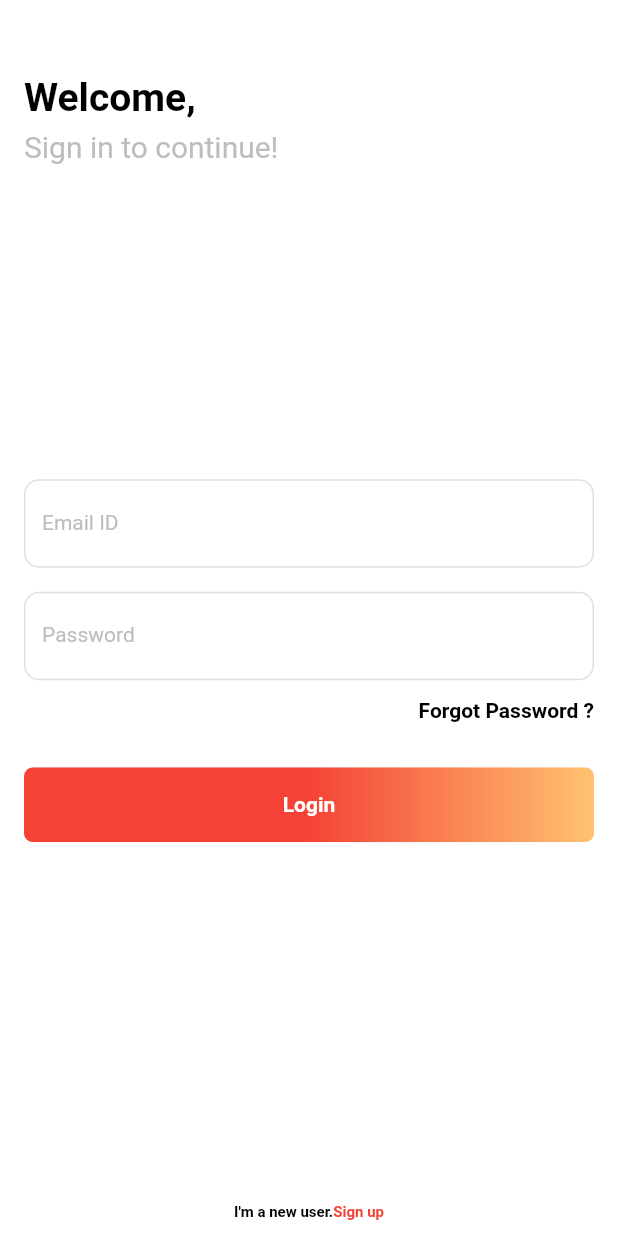
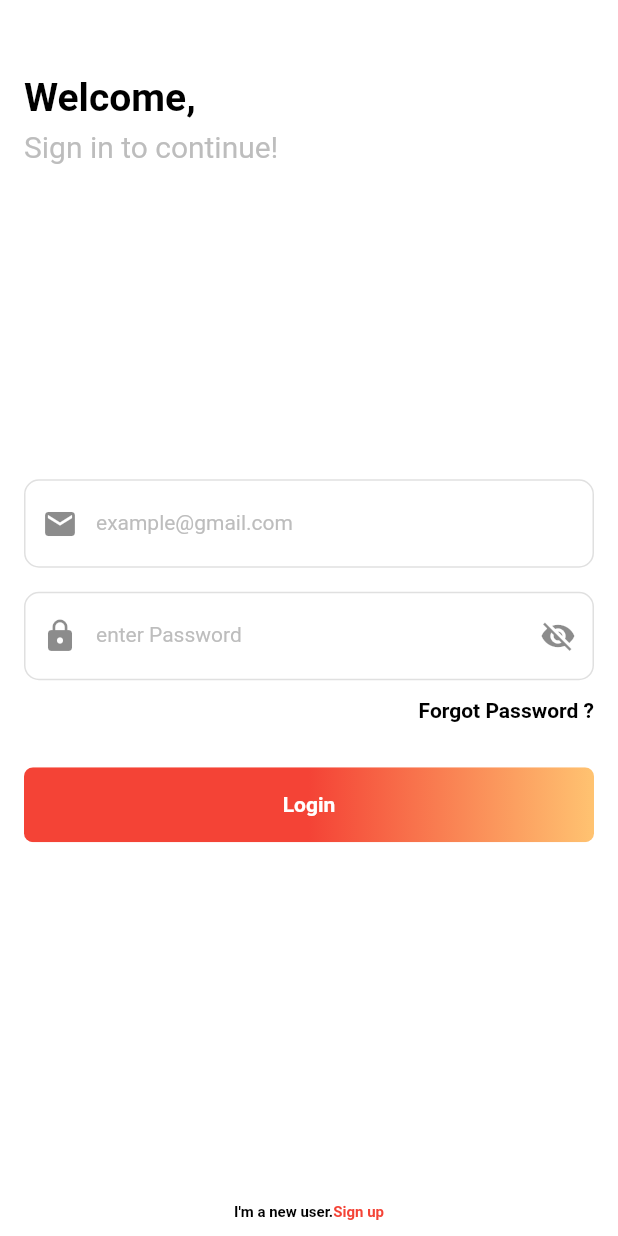
Before and after one commit to soomy1997/meals_route, a Flutter app: the LoginPage screen opened directly, on a phone screen of 412 x 824 dp. Run offline on Flutter 3.47's test engine with Material 2 defaults, Android fonts, the phone set to English and light mode, and no system bars; our stand-ins replace fluttertoast, settings_ui.

Commit message:
completed login

```diff
--- a/lib/screens/login.dart
+++ b/lib/screens/login.dart
@@ -1,16 +1,69 @@
 import 'package:flutter/material.dart';
+import 'package:meals_route/screens/delivery_times.dart';
 import 'package:meals_route/screens/home_page.dart';
 import 'package:meals_route/screens/sign_up.dart';
 import 'package:meals_route/utils/constants.dart';
+import 'package:fluttertoast/fluttertoast.dart';
 
-class LoginPage extends StatelessWidget {
+class LoginPage extends StatefulWidget {
   const LoginPage({Key? key}) : super(key: key);
 
   @override
+  State<LoginPage> createState() => _LoginPageState();
+}
+
+class _LoginPageState extends State<LoginPage> {
+  final GlobalKey<FormState> _formKey = GlobalKey<FormState>();
+  // Initially password is obscure
+  bool _obscureText = true;
+  // Toggles the password show status
+  void _togglePasswordStatus() {
+    setState(() {
+      _obscureText = !_obscureText;
+    });
+  }
+
+  @override
   Widget build(BuildContext context) {
-    TextEditingController _emailController = TextEditingController();
-    TextEditingController _passController = TextEditingController();
-      final GlobalKey<FormState> _formKey = GlobalKey<FormState>();
+    final TextEditingController _emailController = TextEditingController();
+    final TextEditingController _passController = TextEditingController();
+
+    void _loginUser(String email, String password, BuildContext context) {
+      try {
+        if (_emailController.text.trim() == 'user@gmail.com' &&
+            _passController.text.trim() == '123456') {
+          Navigator.pushAndRemoveUntil(
+            context,
+            MaterialPageRoute(
+              builder: (context) => const HomePage(),
+            ),
+            (route) => false,
+          );
+        } else if (_emailController.text.trim() == 'delivery@gmail.com' &&
+            _passController.text.trim() == '123456') {
+          Navigator.pushAndRemoveUntil(
+            context,
+            MaterialPageRoute(
+              builder: (context) => const DeliveryScreen(),
+            ),
+            (route) => false,
+          );
+        } else {
+          //_showToast();
+          Fluttertoast.showToast(
+            msg: "Icorrect email or Password",
+            toastLength: Toast.LENGTH_SHORT,
+            gravity: ToastGravity.BOTTOM,
+            timeInSecForIosWeb: 1,
+            backgroundColor: Colors.red,
+            textColor: Colors.white,
+            fontSize: 16.0,
+          );
+        }
+      } catch (e) {
+        e.toString();
+      }
+    }
 
     return Scaffold(
       backgroundColor: Colors.white,
@@ -47,9 +100,10 @@ class LoginPage extends StatelessWidget {
                     TextFormField(
                       controller: _emailController,
                       decoration: InputDecoration(
-                        labelText: "Email ID",
-                        labelStyle:
-                            TextStyle(fontSize: 14, color: Colors.grey.shade400),
+                        labelText: "example@gmail.com",
+                        prefixIcon: const Icon(Icons.email),
+                        labelStyle: TextStyle(
+                            fontSize: 14, color: Colors.grey.shade400),
                         enabledBorder: OutlineInputBorder(
                           borderRadius: BorderRadius.circular(10),
                           borderSide: BorderSide(
@@ -57,10 +111,11 @@ class LoginPage extends StatelessWidget {
                           ),
                         ),
                         focusedBorder: OutlineInputBorder(
-                            borderRadius: BorderRadius.circular(10),
-                            borderSide: const BorderSide(
-                              color: Colors.red,
-                            )),
+                          borderRadius: BorderRadius.circular(10),
+                          borderSide: const BorderSide(
+                            color: Colors.red,
+                          ),
+                        ),
                       ),
                     ),
                     const SizedBox(
@@ -68,15 +123,25 @@ class LoginPage extends StatelessWidget {
                     ),
                     TextField(
                       controller: _passController,
+                      obscureText: _obscureText,
                       decoration: InputDecoration(
-                        labelText: "Password",
-                        labelStyle:
-                            TextStyle(fontSize: 14, color: Colors.grey.shade400),
+                        labelText: 'enter Password',
+                        prefixIcon: const Icon(Icons.lock),
+                        labelStyle: TextStyle(
+                            fontSize: 14, color: Colors.grey.shade400),
                         enabledBorder: OutlineInputBorder(
                           borderRadius: BorderRadius.circular(10),
                           borderSide: BorderSide(
                             color: Colors.grey.shade300,
                           ),
+                        ),
+                        suffixIcon: IconButton(
+                          icon: Icon(
+                            _obscureText
+                                ? Icons.visibility_off
+                                : Icons.visibility,
+                          ),
+                          onPressed: _togglePasswordStatus,
                         ),
                         focusedBorder: OutlineInputBorder(
                             borderRadius: BorderRadius.circular(10),
@@ -92,8 +157,8 @@ class LoginPage extends StatelessWidget {
                       alignment: Alignment.topRight,
                       child: Text(
                         "Forgot Password ?",
-                        style:
-                            TextStyle(fontSize: 14, fontWeight: FontWeight.w600),
+                        style: TextStyle(
+                            fontSize: 14, fontWeight: FontWeight.w600),
                       ),
                     ),
                     const SizedBox(
@@ -104,12 +169,10 @@ class LoginPage extends StatelessWidget {
                       width: double.infinity,
                       child: MaterialButton(
                         onPressed: () {
-                          Navigator.push(
-                            context,
-                            MaterialPageRoute(
-                              builder: ((context) => const HomePage()),
-                            ),
-                          );
+                          if (_formKey.currentState!.validate()) {
+                            _loginUser(_emailController.text.trim(),
+                                _passController.text.trim(), context);
+                          }
                         },
                         padding: const EdgeInsets.all(0),
                         child: Ink(
--- a/lib/utils/tab_2.dart
+++ b/lib/utils/tab_2.dart
@@ -187,7 +187,7 @@ class _Tab2State extends State<Tab2> {
 
 List<Campaign> campaign = <Campaign>[
   Campaign(
-    campaignName: 'حملة أ',
+    campaignName: 'Campaign A',
     mealType: 'الوجبات العادية',
     mealNumber: '٣٨',
     campaignPhoneNumber: '05xxxxxxx',
@@ -195,7 +195,7 @@ List<Campaign> campaign = <Campaign>[
     deliveryTime: '١٢ مايو ٢٠٢٢',
   ),
   Campaign(
-    campaignName: 'حملة ب',
+    campaignName: 'Campaign B',
     mealType: 'وجبات مرضى الكلى',
     mealNumber: '٣',
     campaignPhoneNumber: '05xxxxxxx',
@@ -203,7 +203,7 @@ List<Campaign> campaign = <Campaign>[
     deliveryTime: '١٢ مايو ٢٠٢٢',
   ),
   Campaign(
-    campaignName: 'حملة ث',
+    campaignName: 'Campaign C',
     mealType: 'وجبات خالية من الغلوتين',
     mealNumber: '٧',
     campaignPhoneNumber: '05xxxxxxx',
@@ -211,7 +211,7 @@ List<Campaign> campaign = <Campaign>[
     deliveryTime: '١٢ مايو ٢٠٢٢',
   ),
   Campaign(
-    campaignName: 'حملة ج',
+    campaignName: 'Campaign D',
     mealType: 'وجبات قليلة الصوديوم',
     mealNumber: '١٩',
     campaignPhoneNumber: '05xxxxxxx',
@@ -219,7 +219,7 @@ List<Campaign> campaign = <Campaign>[
     deliveryTime: '١٢ مايو ٢٠٢٢',
   ),
   Campaign(
-    campaignName: 'حملة ح',
+    campaignName: 'Campaign G',
     mealType: 'وجبات خالية من اللاكتوز',
     mealNumber: '٢٨',
     campaignPhoneNumber: '05xxxxxxx',
--- a/pubspec.yaml
+++ b/pubspec.yaml
@@ -36,6 +36,7 @@ dependencies:
   flip_card: ^0.6.0
   settings_ui: ^2.0.2
   provider: ^6.0.0
+  fluttertoast: ^8.0.9
 
 dev_dependencies:
   flutter_test:
```
Also changed, not shown: lib/screens/delivery_times.dart (+17 -0 lines), lib/screens/home_page.dart (+4 -13 lines), lib/utils/tab_1.dart (+8 -8 lines), pubspec.lock, 6 other files.
